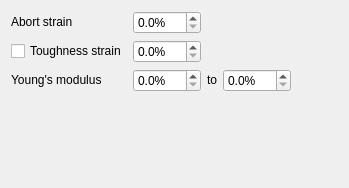
Above: mech_analyser/experiment/instron_68tm/failure/view.ui from ksonter95/InstronAnalyser before the change. Below: the same form after it.
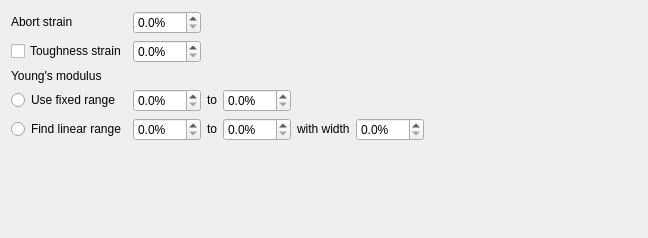
That is the form after the change.

Commit message: - Added coefficient of determination function - Added R^2 for E modulus - Solved for maximum R^2 for E modulus

```diff
--- a/mech_analyser/experiment/instron_68tm/failure/view.ui
+++ b/mech_analyser/experiment/instron_68tm/failure/view.ui
@@ -6,8 +6,8 @@
    <rect>
     <x>0</x>
     <y>0</y>
-    <width>349</width>
-    <height>188</height>
+    <width>648</width>
+    <height>238</height>
    </rect>
   </property>
   <layout class="QGridLayout" name="gl_Failure">
@@ -43,7 +43,7 @@
      </property>
     </widget>
    </item>
-   <item row="0" column="5" rowspan="5">
+   <item row="0" column="6" rowspan="6">
     <spacer name="s_Horizontal">
      <property name="orientation">
       <enum>Qt::Orientation::Horizontal</enum>
@@ -86,7 +86,7 @@
     </widget>
    </item>
    <item row="2" column="0">
-    <widget class="QLabel" name="l_Strain1">
+    <widget class="QLabel" name="l_EModulus">
      <property name="sizePolicy">
       <sizepolicy hsizetype="Fixed" vsizetype="Fixed">
        <horstretch>0</horstretch>
@@ -101,7 +101,17 @@
      </property>
     </widget>
    </item>
-   <item row="2" column="1">
+   <item row="3" column="0">
+    <widget class="QRadioButton" name="rb_FixedRange">
+     <property name="toolTip">
+      <string>Use the fixed strain range on the stress-strain curve over which the Young's modulus is calculated.</string>
+     </property>
+     <property name="text">
+      <string>Use fixed range</string>
+     </property>
+    </widget>
+   </item>
+   <item row="3" column="1">
     <widget class="QDoubleSpinBox" name="sb_Strain1">
      <property name="toolTip">
       <string>The strain value which defines the first datapoint on the stress-strain curve used to calculate the Young's modulus.  It is ε1 in the equation E = (σ2 - σ1) / (ε2 - ε1)</string>
@@ -114,8 +124,8 @@
      </property>
     </widget>
    </item>
-   <item row="2" column="2">
-    <widget class="QLabel" name="l_EModulus">
+   <item row="3" column="2">
+    <widget class="QLabel" name="l_To1">
      <property name="sizePolicy">
       <sizepolicy hsizetype="Fixed" vsizetype="Fixed">
        <horstretch>0</horstretch>
@@ -127,7 +137,7 @@
      </property>
     </widget>
    </item>
-   <item row="2" column="3">
+   <item row="3" column="3">
     <widget class="QDoubleSpinBox" name="sb_Strain2">
      <property name="toolTip">
       <string>The strain value which defines the second datapoint on the stress-strain curve used to calculate the Young's modulus.  It is ε2 in the equation E = (σ2 - σ1) / (ε2 - ε1)</string>
@@ -140,7 +150,82 @@
      </property>
     </widget>
    </item>
-   <item row="3" column="0" colspan="4">
+   <item row="4" column="0">
+    <widget class="QRadioButton" name="rb_FindRange">
+     <property name="toolTip">
+      <string>Automatically find the strain range over which the stress-strain curve is most linear and use this range to calculate the Young's modulus.</string>
+     </property>
+     <property name="text">
+      <string>Find linear range</string>
+     </property>
+    </widget>
+   </item>
+   <item row="4" column="1">
+    <widget class="QDoubleSpinBox" name="sb_StrainMin">
+     <property name="toolTip">
+      <string>The strain value which defines the minimum strain that can be used to find the best approximation of the linear region of the stress-strain curve.</string>
+     </property>
+     <property name="suffix">
+      <string>%</string>
+     </property>
+     <property name="decimals">
+      <number>1</number>
+     </property>
+    </widget>
+   </item>
+   <item row="4" column="2">
+    <widget class="QLabel" name="l_To2">
+     <property name="sizePolicy">
+      <sizepolicy hsizetype="Fixed" vsizetype="Fixed">
+       <horstretch>0</horstretch>
+       <verstretch>0</verstretch>
+      </sizepolicy>
+     </property>
+     <property name="text">
+      <string>to</string>
+     </property>
+    </widget>
+   </item>
+   <item row="4" column="3">
+    <widget class="QDoubleSpinBox" name="sb_StrainMax">
+     <property name="toolTip">
+      <string>The strain value which defines the maximum strain that can be used to find the best approximation of the linear region of the stress-strain curve.</string>
+     </property>
+     <property name="suffix">
+      <string>%</string>
+     </property>
+     <property name="decimals">
+      <number>1</number>
+     </property>
+    </widget>
+   </item>
+   <item row="4" column="4">
+    <widget class="QLabel" name="l_With">
+     <property name="sizePolicy">
+      <sizepolicy hsizetype="Fixed" vsizetype="Fixed">
+       <horstretch>0</horstretch>
+       <verstretch>0</verstretch>
+      </sizepolicy>
+     </property>
+     <property name="text">
+      <string>with width</string>
+     </property>
+    </widget>
+   </item>
+   <item row="4" column="5">
+    <widget class="QDoubleSpinBox" name="sb_StrainWindowWidth">
+     <property name="toolTip">
+      <string>The width of the strain window which will be used to find the best approximation of the linear region of the stress-strain curve for all possible regions between the minimum and maximum strains.</string>
+     </property>
+     <property name="suffix">
+      <string>%</string>
+     </property>
+     <property name="decimals">
+      <number>1</number>
+     </property>
+    </widget>
+   </item>
+   <item row="5" column="0" colspan="6">
     <spacer name="s_Vertical">
      <property name="orientation">
       <enum>Qt::Orientation::Vertical</enum>
```
Left out of the diff: 2 changed lines with no effect on the pictures. The commit also changes 3 other files.
